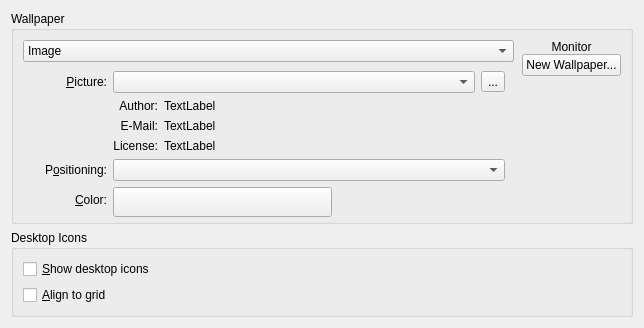
Above: plasma/containments/desktop/BackgroundDialog.ui from mgottschlag/kwin-tiling before the change. Below: the same form after it.
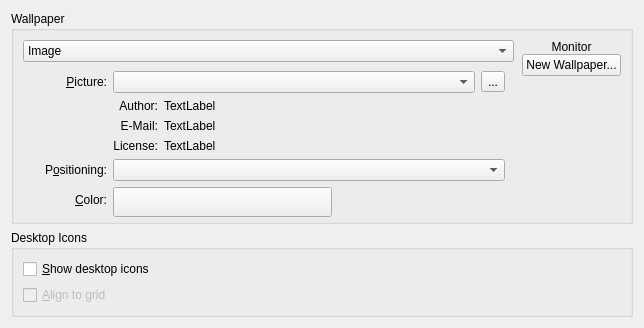
That is the form after the change. Custom widgets are drawn as their Qt base class.

Commit message: show the relationship between the two options by greying out the layout one when there are no icons to show

Patch:
```diff
--- a/plasma/containments/desktop/BackgroundDialog.ui
+++ b/plasma/containments/desktop/BackgroundDialog.ui
@@ -441,6 +441,9 @@
      <property name="flat" >
       <bool>true</bool>
      </property>
+     <property name="checkable" >
+      <bool>false</bool>
+     </property>
      <layout class="QVBoxLayout" >
       <item>
        <widget class="QCheckBox" name="m_showIcons" >
@@ -451,6 +454,9 @@
       </item>
       <item>
        <widget class="QCheckBox" name="m_alignToGrid" >
+        <property name="enabled" >
+         <bool>false</bool>
+        </property>
         <property name="text" >
          <string>&amp;Align to grid</string>
         </property>
```
Left out of the diff: 20 changed lines with no effect on the pictures.
